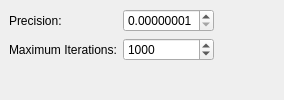
Qt form sheets/plugins/solver/SolverDetailsWidget.ui (KDE/calligra) before a commit.
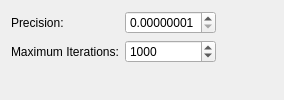
The same form after that commit.

Commit message:
Remove out-dated margin and spacing settings in UI files
sources of Kexi, Krita and Plan still need clean-up as well

thanks inge and boemann for review

The edit to the form file:
```diff
--- a/sheets/plugins/solver/SolverDetailsWidget.ui
+++ b/sheets/plugins/solver/SolverDetailsWidget.ui
@@ -29,12 +29,6 @@
    </rect>
   </property>
   <layout class="QGridLayout" >
-   <property name="margin" >
-    <number>9</number>
-   </property>
-   <property name="spacing" >
-    <number>6</number>
-   </property>
    <item row="2" column="0" >
     <spacer>
      <property name="orientation" >
```
Left out of the diff: 1 changed line with no effect on the pictures. The commit also changes 21 other files.
